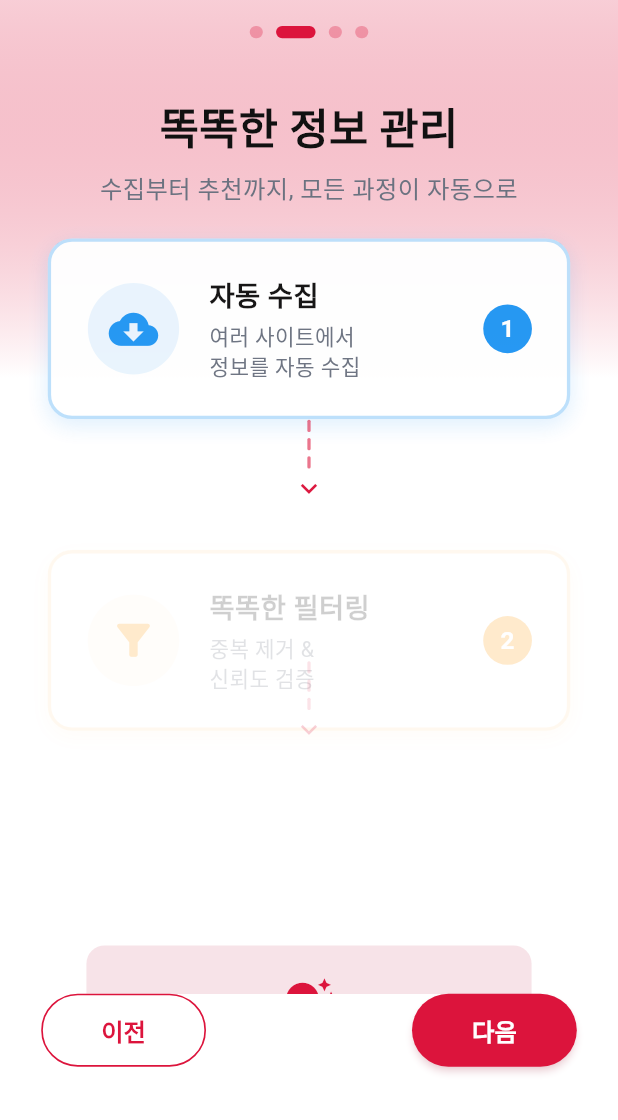
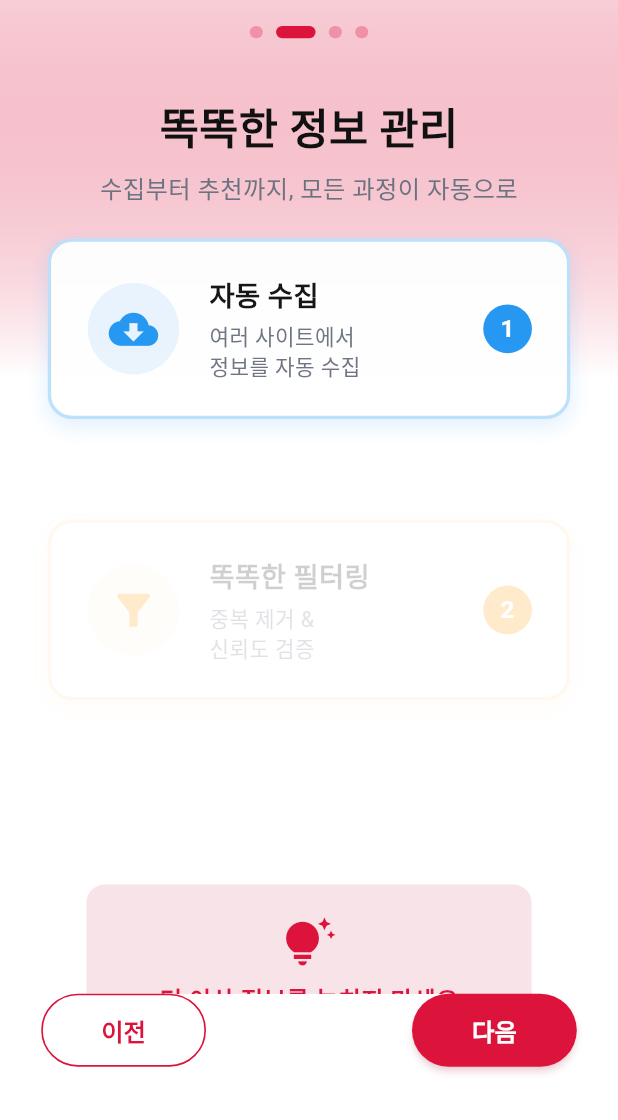
Before and after one commit to EM-H20/sejong-catch, a Flutter app: the screen it shows after launch, after a tap on "다음", on a phone screen of 412 x 824 dp, the part 116-1236 px from its top. Run offline on Flutter 3.47's test engine with Material 3 defaults, Android fonts, the phone set to English and light mode, and no system bars; drawn by our look-alikes of smooth_page_indicator; our stand-ins replace flutter_screenutil, flutter_secure_storage, go_router, shared_preferences; accounts and stored records are empty.

Commit message:
fix:size

```diff
--- a/sejong_catch_frontend/lib/features/onboarding/widgets/onboarding_features_page.dart
+++ b/sejong_catch_frontend/lib/features/onboarding/widgets/onboarding_features_page.dart
@@ -87,12 +87,10 @@ class _OnboardingFeaturesPageState extends State<OnboardingFeaturesPage>
             _buildTitleSection(),
 
             SizedBox(height: 20.h),
-
             // 플로우 다이어그램
             _buildFlowDiagram(),
 
             SizedBox(height: 30.h),
-
             // 설명 텍스트
             _buildDescriptionSection(),
 
@@ -142,8 +140,7 @@ class _OnboardingFeaturesPageState extends State<OnboardingFeaturesPage>
           color: Colors.blue,
         ),
 
-        // 화살표
-        _buildFlowArrow(0),
+        SizedBox(height: 20.h),
 
         // 2단계: 필터링
         _buildFlowStep(
@@ -154,8 +151,7 @@ class _OnboardingFeaturesPageState extends State<OnboardingFeaturesPage>
           color: Colors.orange,
         ),
 
-        // 화살표
-        _buildFlowArrow(1),
+        SizedBox(height: 20.h),
 
         // 3단계: 추천
         _buildFlowStep(
@@ -260,36 +256,6 @@ class _OnboardingFeaturesPageState extends State<OnboardingFeaturesPage>
     );
   }
 
-  /// 플로우 화살표
-  Widget _buildFlowArrow(int index) {
-    return FadeTransition(
-      opacity: _stepAnimations[index],
-      child: SizedBox(
-        height: 40.h,
-        child: Column(
-          mainAxisAlignment: MainAxisAlignment.center,
-          children: [
-            for (int i = 0; i < 3; i++)
-              Container(
-                width: 2.w,
-                height: 8.h,
-                margin: EdgeInsets.symmetric(vertical: 2.h),
-                decoration: BoxDecoration(
-                  color: AppColors.brandCrimson.withValues(alpha: 0.6),
-                  borderRadius: BorderRadius.circular(1.r),
-                ),
-              ),
-            Icon(
-              Icons.keyboard_arrow_down,
-              size: 20.w,
-              color: AppColors.brandCrimson,
-            ),
-          ],
-        ),
-      ),
-    );
-  }
-
   /// 설명 섹션
   Widget _buildDescriptionSection() {
     return Container(
--- a/sejong_catch_frontend/lib/features/onboarding/widgets/onboarding_roles_page.dart
+++ b/sejong_catch_frontend/lib/features/onboarding/widgets/onboarding_roles_page.dart
@@ -17,7 +17,6 @@ class OnboardingRolesPage extends StatefulWidget {
 
 class _OnboardingRolesPageState extends State<OnboardingRolesPage>
     with TickerProviderStateMixin {
-
   late AnimationController _cardController;
   late List<Animation<double>> _cardAnimations;
   late List<Animation<Offset>> _slideAnimations;
@@ -68,31 +67,32 @@ class _OnboardingRolesPageState extends State<OnboardingRolesPage>
 
     // 각 카드별 애니메이션 생성
     _cardAnimations = List.generate(_roles.length, (index) {
-      return Tween<double>(
-        begin: 0.0,
-        end: 1.0,
-      ).animate(CurvedAnimation(
+      return Tween<double>(begin: 0.0, end: 1.0).animate(
+        CurvedAnimation(
           parent: _cardController,
           curve: Interval(
             index * 0.2,
             (index * 0.2) + 0.4,
             curve: Curves.easeOut,
           ),
-      ));
+        ),
+      );
     });
 
     _slideAnimations = List.generate(_roles.length, (index) {
       return Tween<Offset>(
         begin: const Offset(0.5, 0.0),
         end: Offset.zero,
-      ).animate(CurvedAnimation(
+      ).animate(
+        CurvedAnimation(
           parent: _cardController,
           curve: Interval(
             index * 0.2,
             (index * 0.2) + 0.4,
             curve: Curves.easeOut,
           ),
-      ));
+        ),
+      );
     });
 
     // 애니메이션 시작
@@ -116,24 +116,19 @@ class _OnboardingRolesPageState extends State<OnboardingRolesPage>
       padding: EdgeInsets.symmetric(horizontal: 20.w),
       child: Column(
         children: [
-          SizedBox(height: 30.h),
+          SizedBox(height: 18.h),
 
           // 타이틀 섹션
           _buildTitleSection(),
-
-          SizedBox(height: 30.h),
-
           // 역할 카드들
-          Expanded(
-            child: _buildRoleCards(),
-          ),
+          Expanded(child: _buildRoleCards()),
 
           SizedBox(height: 20.h),
 
           // 하단 설명
           _buildBottomInfo(),
 
-          SizedBox(height: 30.h),
+          // SizedBox(height: 30.h),
         ],
       ),
     );
@@ -173,7 +168,7 @@ class _OnboardingRolesPageState extends State<OnboardingRolesPage>
         crossAxisCount: 2,
         crossAxisSpacing: 12.w,
         mainAxisSpacing: 12.h,
-        childAspectRatio: 0.85,
+        childAspectRatio: 0.75,
       ),
       itemCount: _roles.length,
       itemBuilder: (context, index) {
@@ -217,14 +212,10 @@ class _OnboardingRolesPageState extends State<OnboardingRolesPage>
               color: role.color.withValues(alpha: 0.1),
               shape: BoxShape.circle,
             ),
-            child: Icon(
-              role.icon,
-              size: 28.w,
-              color: role.color,
-            ),
+            child: Icon(role.icon, size: 28.w, color: role.color),
           ),
 
-          SizedBox(height: 12.h),
+          SizedBox(height: 5.h),
 
           // 타이틀
           Text(
@@ -267,10 +258,7 @@ class _OnboardingRolesPageState extends State<OnboardingRolesPage>
 
           // 주요 기능
           Container(
-            padding: EdgeInsets.symmetric(
-              horizontal: 8.w,
-              vertical: 6.h,
-            ),
+            padding: EdgeInsets.symmetric(horizontal: 8.w, vertical: 6.h),
             decoration: BoxDecoration(
               color: role.color.withValues(alpha: 0.05),
               borderRadius: BorderRadius.circular(8.r),
@@ -299,11 +287,7 @@ class _OnboardingRolesPageState extends State<OnboardingRolesPage>
       ),
       child: Row(
         children: [
-          Icon(
-            Icons.info_outline,
-            size: 24.w,
-            color: AppColors.brandCrimson,
-          ),
+          Icon(Icons.info_outline, size: 24.w, color: AppColors.brandCrimson),
           SizedBox(width: 12.w),
           Expanded(
             child: Column(
```
Lines whose indentation alone changed are shown as unchanged.
